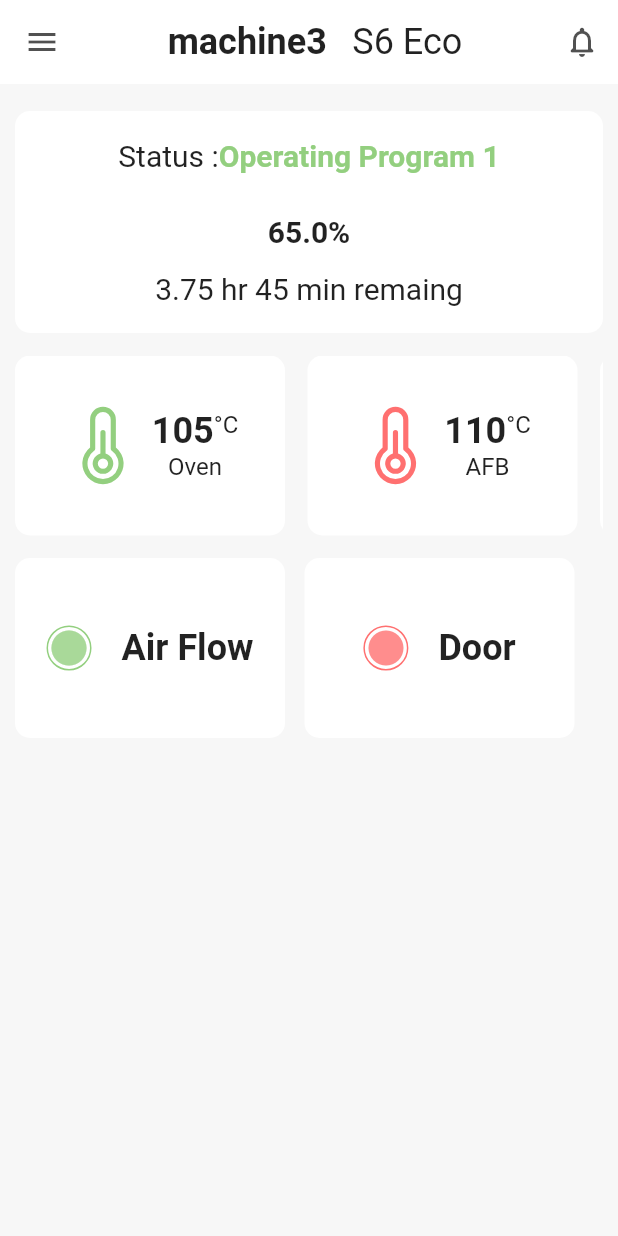
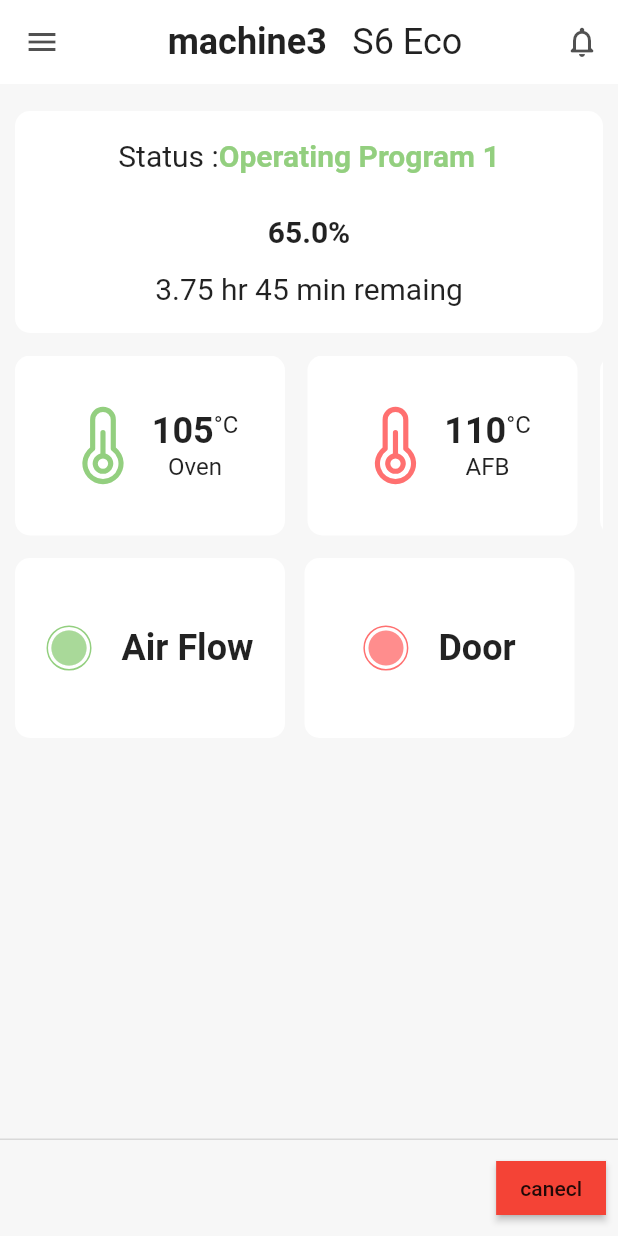
Before and after one commit to arinoldmoon/BurnoutProject, a Flutter app: the MachineDashboardPage screen opened directly, on a phone screen of 412 x 824 dp. Run offline on Flutter 3.47's test engine with Material 2 defaults, Android fonts, the phone set to English and light mode, and no system bars; drawn by our look-alikes of percent_indicator; our stand-ins replace fixnum, flutter_phosphor_icons; missing offline and left inert: grpc, protobuf.

Commit message:
init persistent footer buttons

```diff
--- /dev/null
+++ b/burnout_mobile/lib/constants/ui_strings.dart
@@ -0,0 +1,3 @@
+class UiStrings {
+  static const uiStrings_common_cancel = 'canecl';
+}
--- a/burnout_mobile/lib/pages/machine_dashboard/machine_dashboard_page.dart
+++ b/burnout_mobile/lib/pages/machine_dashboard/machine_dashboard_page.dart
@@ -1,6 +1,8 @@
 import 'package:burnout_mobile/constants/machine_dashboard/machine_dashboard_sizes.dart';
 import 'package:burnout_mobile/constants/machine_dashboard/machine_enum.dart';
+import 'package:burnout_mobile/constants/ui_strings.dart';
 import 'package:burnout_mobile/data_models/mock_machine_payload.dart';
+import 'package:burnout_mobile/pages/machine_dashboard/machine_dashboard_page_operating.dart';
 import 'package:burnout_mobile/provider/machine_dashboard/machine_dashboard_peripheral_zone_provider.dart';
 import 'package:burnout_mobile/styles/app_theme.dart';
 import 'package:burnout_mobile/widgets/machine_dashboard/machine_dashboard_peripheral_zone.dart';
@@ -65,6 +67,7 @@ class MachineDashboardPage extends StatelessWidget {
           padding: MachineDashboardSizes.machineDashboardPagePadding,
           child: _buildPage(),
         ),
+        persistentFooterButtons: [_buildBottom(context)],
       ),
     );
   }
@@ -72,58 +75,8 @@ class MachineDashboardPage extends StatelessWidget {
   Widget _buildPage() {
     switch (machinePayload.machineStatus) {
       case MachineStatus.ONPROGRAM:
-        return Column(
-          children: [
-            MachineDashboardStatus(
-              mockMachinePayload: machinePayload,
-            ),
-            const SizedBox(
-              height: MachineDashboardSizes.machineDashboardWidgetSpacing,
-            ),
-            SizedBox(
-              height: MachineDashboardSizes.machineDashboardTemperatureHeight,
-              child: ListView.separated(
-                scrollDirection: Axis.horizontal,
-                itemBuilder: (_, index) {
-                  return MachineDashboardTemperature(
-                      machineTemperature:
-                          machinePayload.machineTemperature![index]);
-                },
-                separatorBuilder: (BuildContext context, int index) =>
-                    const Divider(
-                  indent: MachineDashboardSizes.machineDashboardWidgetSpacing,
-                  color: Colors.transparent,
-                ),
-                itemCount: machinePayload.machineTemperature!.length,
-              ),
-            ),
-            const SizedBox(
-              height: MachineDashboardSizes.machineDashboardWidgetSpacing,
-            ),
-            SizedBox(
-              height: MachineDashboardSizes.machineDashboardTemperatureHeight,
-              child: Consumer<MachineDashboardPeripheralZoneProvider>(
-                builder: (context, value, child) {
-                  return ListView.separated(
-                      scrollDirection: Axis.horizontal,
-                      itemBuilder: (_, index) {
-                        return MachineDashboardPeripheralZone(
-                            machinePeripheral:
-                                value.machinePeripheralZone[index]);
-                      },
-                      separatorBuilder: (BuildContext context, int index) =>
-                          const Divider(
-                            indent: MachineDashboardSizes
-                                .machineDashboardPeripheralItemSpacing,
-                            color: Colors.transparent,
-                          ),
-                      itemCount: context
-                          .watch<MachineDashboardPeripheralZoneProvider>()
-                          .count);
-                },
-              ),
-            ),
-          ],
+        return MachineDashboardPageOperating(
+          machinePayload: machinePayload,
         );
       case MachineStatus.IDLE:
         return Container();
@@ -131,4 +84,30 @@ class MachineDashboardPage extends StatelessWidget {
         return Container();
     }
   }
+
+  Widget _buildBottom(BuildContext context) {
+    switch (machinePayload.machineStatus) {
+      case MachineStatus.ONPROGRAM:
+        return ElevatedButton(
+            child: Text(
+              UiStrings.uiStrings_common_cancel,
+              style: Theme.of(context).textTheme.button,
+            ),
+            style: ButtonStyle(
+              foregroundColor: MaterialStateProperty.all<Color>(Colors.white),
+              backgroundColor: MaterialStateProperty.all<Color>(Colors.red),
+              shape: MaterialStateProperty.all<RoundedRectangleBorder>(
+                const RoundedRectangleBorder(
+                  borderRadius: BorderRadius.zero,
+                  side: BorderSide(color: Colors.red),
+                ),
+              ),
+            ),
+            onPressed: () => {});
+      case MachineStatus.IDLE:
+        return Container();
+      case MachineStatus.WAITING:
+        return Container();
+    }
+  }
 }
--- /dev/null
+++ b/burnout_mobile/lib/pages/machine_dashboard/machine_dashboard_page_operating.dart
@@ -0,0 +1,81 @@
+import 'package:burnout_mobile/constants/machine_dashboard/machine_dashboard_sizes.dart';
+import 'package:burnout_mobile/data_models/mock_machine_payload.dart';
+import 'package:burnout_mobile/provider/machine_dashboard/machine_dashboard_peripheral_zone_provider.dart';
+import 'package:burnout_mobile/widgets/machine_dashboard/machine_dashboard_peripheral_zone.dart';
+import 'package:burnout_mobile/widgets/machine_dashboard/machine_dashboard_status.dart';
+import 'package:burnout_mobile/widgets/machine_dashboard/machine_dashboard_temperature.dart';
+import 'package:flutter/material.dart';
+import 'package:provider/provider.dart';
+
+class MachineDashboardPageOperating extends StatelessWidget {
+  const MachineDashboardPageOperating({Key? key, required this.machinePayload})
+      : super(key: key);
+
+  final MockMachinePayload machinePayload;
+
+  @override
+  Widget build(BuildContext context) {
+    return MultiProvider(
+      providers: [
+        ChangeNotifierProvider(
+          create: (_) {
+            return MachineDashboardPeripheralZoneProvider();
+          },
+        ),
+      ],
+      child: Column(
+        children: [
+          MachineDashboardStatus(
+            mockMachinePayload: machinePayload,
+          ),
+          const SizedBox(
+            height: MachineDashboardSizes.machineDashboardWidgetSpacing,
+          ),
+          SizedBox(
+            height: MachineDashboardSizes.machineDashboardTemperatureHeight,
+            child: ListView.separated(
+              scrollDirection: Axis.horizontal,
+              itemBuilder: (_, index) {
+                return MachineDashboardTemperature(
+                    machineTemperature:
+                        machinePayload.machineTemperature![index]);
+              },
+              separatorBuilder: (BuildContext context, int index) =>
+                  const Divider(
+                indent: MachineDashboardSizes.machineDashboardWidgetSpacing,
+                color: Colors.transparent,
+              ),
+              itemCount: machinePayload.machineTemperature!.length,
+            ),
+          ),
+          const SizedBox(
+            height: MachineDashboardSizes.machineDashboardWidgetSpacing,
+          ),
+          SizedBox(
+            height: MachineDashboardSizes.machineDashboardTemperatureHeight,
+            child: Consumer<MachineDashboardPeripheralZoneProvider>(
+              builder: (context, value, child) {
+                return ListView.separated(
+                  scrollDirection: Axis.horizontal,
+                  itemBuilder: (_, index) {
+                    return MachineDashboardPeripheralZone(
+                        machinePeripheral: value.machinePeripheralZone[index]);
+                  },
+                  separatorBuilder: (BuildContext context, int index) =>
+                      const Divider(
+                    indent: MachineDashboardSizes
+                        .machineDashboardPeripheralItemSpacing,
+                    color: Colors.transparent,
+                  ),
+                  itemCount: context
+                      .watch<MachineDashboardPeripheralZoneProvider>()
+                      .count,
+                );
+              },
+            ),
+          ),
+        ],
+      ),
+    );
+  }
+}
```
